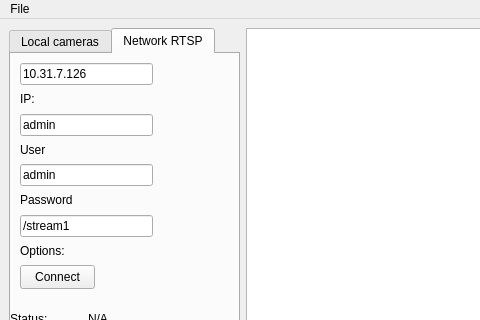
Qt form mainwindow.ui (Omadica/EnhancedPlayer) before a commit; both pictures show x 0 to 480 and y 0 to 320 of the 1210 by 698 pixel window.
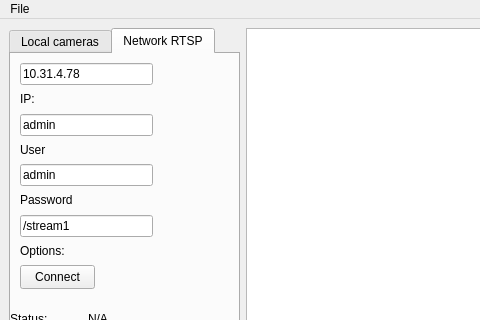
The same form after that commit. Custom widgets are drawn as their Qt base class.

```diff
--- a/mainwindow.ui
+++ b/mainwindow.ui
@@ -76,7 +76,7 @@
            </rect>
           </property>
           <property name="text">
-           <string>10.31.7.126</string>
+           <string>10.31.4.78</string>
           </property>
          </widget>
          <widget class="QLabel" name="label">
```
